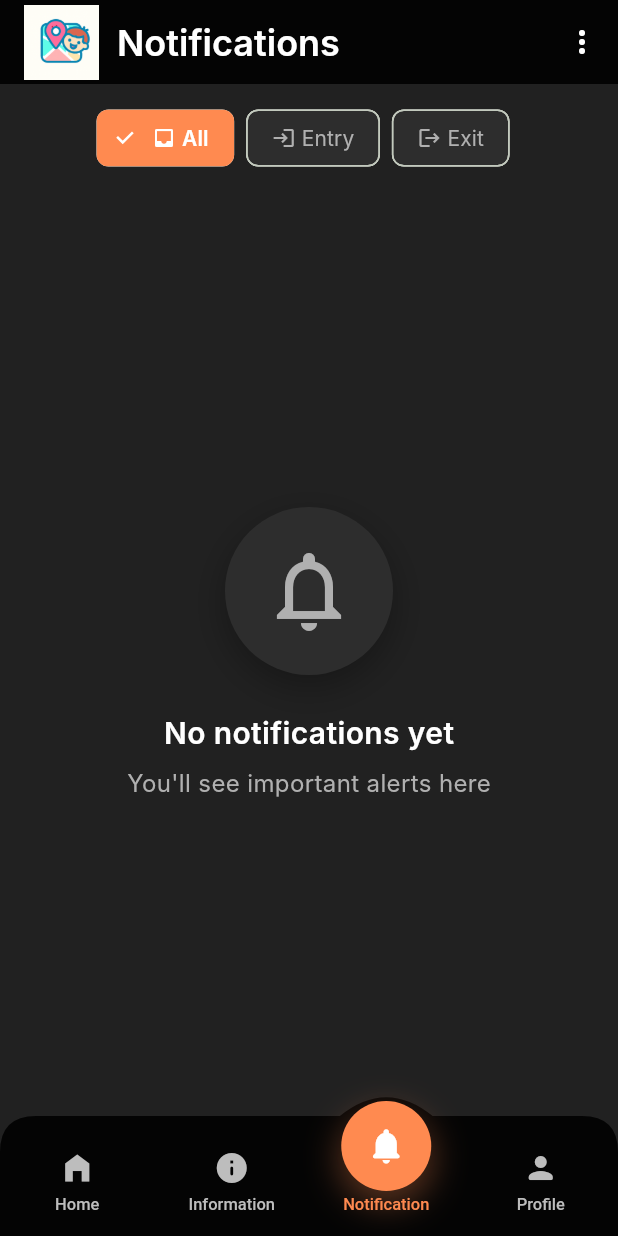
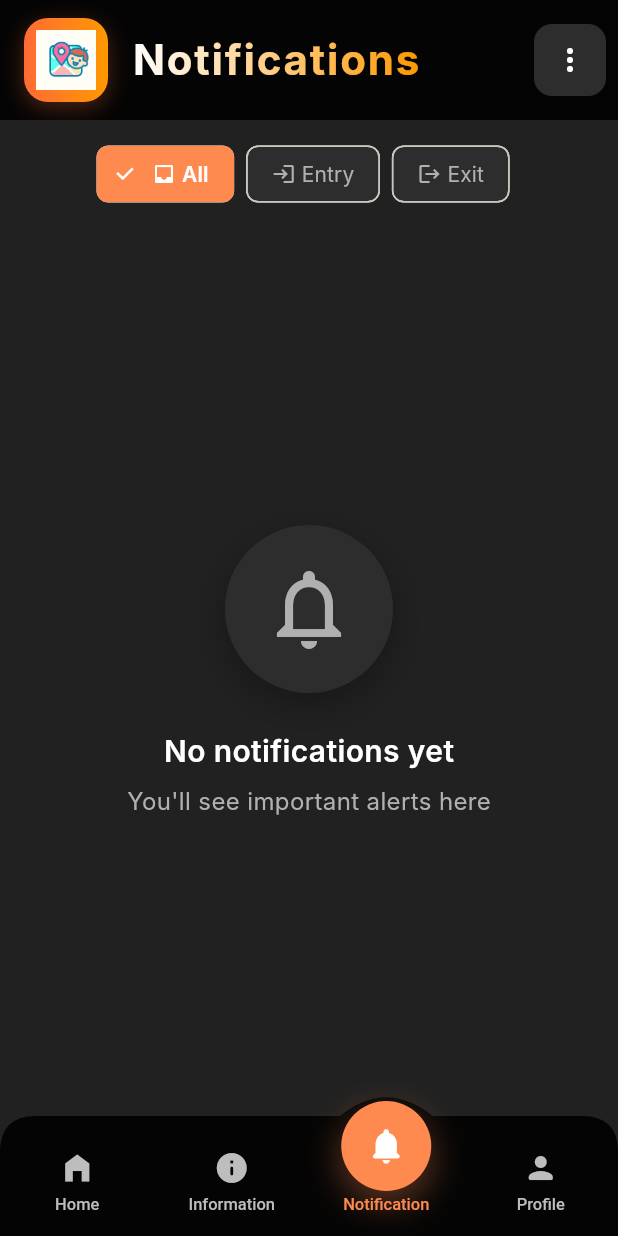
Before and after one commit to reymartjohneva/SafeSpot, a Flutter app: the screen it shows once a user with an empty profile is signed in, swiped to page 3, on a phone screen of 412 x 824 dp. Run offline on Flutter 3.47's test engine with Material 3 defaults, Android fonts, the phone set to English and light mode, and no system bars; our stand-ins replace flutter_map, geolocator, image_picker, latlong2, permission_handler, supabase_flutter; accounts and stored records are empty; network calls fail; Roboto replaces fonts that are missing (Inter).

Commit message:
feat: updated notification app bar

```diff
--- a/lib/screens/notification_components/notification_app_bar.dart
+++ b/lib/screens/notification_components/notification_app_bar.dart
@@ -14,7 +14,7 @@ class NotificationAppBar extends StatelessWidget implements PreferredSizeWidget
   }) : super(key: key);
 
   @override
-  Size get preferredSize => const Size.fromHeight(kToolbarHeight);
+  Size get preferredSize => const Size.fromHeight(80); // Match device UI height
 
   @override
   Widget build(BuildContext context) {
@@ -22,50 +22,127 @@ class NotificationAppBar extends StatelessWidget implements PreferredSizeWidget
       elevation: 0,
       backgroundColor: NotificationColors.darkBackground,
       surfaceTintColor: NotificationColors.darkBackground,
-      title: Row(
+      toolbarHeight: 80, // Increased height for better spacing
+      title: Container(
+        padding: const EdgeInsets.symmetric(vertical: 8),
+        child: Row(
           children: [
-          Image.asset(
+            // App Logo with enhanced styling matching device UI
+            Container(
+              padding: const EdgeInsets.all(8),
+              decoration: BoxDecoration(
+                gradient: const LinearGradient(
+                  colors: [
+                    Color(0xFFFF6B35),
+                    Color(0xFFFF9800),
+                  ],
+                ),
+                borderRadius: BorderRadius.circular(16),
+                boxShadow: [
+                  BoxShadow(
+                    color: const Color(0xFFFF6B35).withOpacity(0.3),
+                    blurRadius: 12,
+                    offset: const Offset(0, 4),
+                  ),
+                ],
+              ),
+              child: Image.asset(
                 'assets/app1_icon.png',
-            height: 50,
-            width: 50,
+                height: 40,
+                width: 40,
                 fit: BoxFit.contain,
+                errorBuilder: (context, error, stackTrace) {
+                  return const Icon(
+                    Icons.notifications_active,
+                    color: Colors.white,
+                    size: 40,
+                  );
+                },
               ),
-          const SizedBox(width: 12),
-          const Text(
+            ),
+            const SizedBox(width: 16), // Increased spacing
+
+            // Title with gradient effect
+            Expanded(
+              child: Row(
+                children: [
+                  ShaderMask(
+                    shaderCallback: (bounds) => const LinearGradient(
+                      colors: [
+                        Colors.white,
+                        Color(0xFFFF9800),
+                      ],
+                    ).createShader(bounds),
+                    child: const Text(
                       'Notifications',
                       style: TextStyle(
-              fontSize: 24,
-              fontWeight: FontWeight.w600,
-              color: NotificationColors.textPrimary,
+                        fontSize: 28,
+                        fontWeight: FontWeight.bold,
+                        color: Colors.white,
+                        letterSpacing: 1.2,
+                      ),
                     ),
                   ),
                   if (unreadCount > 0) ...[
-            const SizedBox(width: 8),
+                    const SizedBox(width: 12),
                     Container(
-              padding: const EdgeInsets.symmetric(horizontal: 8, vertical: 4),
+                      padding: const EdgeInsets.symmetric(horizontal: 10, vertical: 6),
                       decoration: BoxDecoration(
-                color: NotificationColors.primaryOrange,
-                borderRadius: BorderRadius.circular(12),
+                        gradient: const LinearGradient(
+                          colors: [
+                            Color(0xFFFF6B35),
+                            Color(0xFFFF9800),
+                          ],
+                        ),
+                        borderRadius: BorderRadius.circular(16),
+                        boxShadow: [
+                          BoxShadow(
+                            color: const Color(0xFFFF6B35).withOpacity(0.4),
+                            blurRadius: 8,
+                            offset: const Offset(0, 2),
+                          ),
+                        ],
                       ),
                       child: Text(
                         '$unreadCount',
                         style: const TextStyle(
                           color: Colors.white,
-                  fontSize: 12,
+                          fontSize: 13,
                           fontWeight: FontWeight.bold,
+                          letterSpacing: 0.5,
                         ),
                       ),
                     ),
                   ],
                 ],
               ),
+            ),
+          ],
+        ),
+      ),
       actions: [
-        PopupMenuButton<String>(
+        Container(
+          margin: const EdgeInsets.only(right: 8),
+          decoration: BoxDecoration(
+            color: NotificationColors.surfaceColor,
+            borderRadius: BorderRadius.circular(12),
+          ),
+          child: PopupMenuButton<String>(
             icon: const Icon(
-            Icons.more_vert,
+              Icons.more_vert_rounded,
               color: NotificationColors.textPrimary,
+              size: 24,
             ),
             color: NotificationColors.cardBackground,
+            shape: RoundedRectangleBorder(
+              borderRadius: BorderRadius.circular(16),
+              side: BorderSide(
+                color: const Color(0xFF404040),
+                width: 1,
+              ),
+            ),
+            elevation: 8,
+            offset: const Offset(0, 8),
             onSelected: (value) {
               if (value == 'mark_all_read') {
                 onMarkAllAsRead();
@@ -74,34 +151,68 @@ class NotificationAppBar extends StatelessWidget implements PreferredSizeWidget
               }
             },
             itemBuilder: (context) => [
-            const PopupMenuItem(
+              PopupMenuItem(
                 value: 'mark_all_read',
+                height: 48,
                 child: Row(
                   children: [
-                  Icon(Icons.done_all, color: NotificationColors.textPrimary),
-                  SizedBox(width: 8),
-                  Text(
+                    Container(
+                      padding: const EdgeInsets.all(6),
+                      decoration: BoxDecoration(
+                        color: NotificationColors.primaryOrange.withOpacity(0.15),
+                        borderRadius: BorderRadius.circular(8),
+                      ),
+                      child: const Icon(
+                        Icons.done_all_rounded,
+                        color: NotificationColors.primaryOrange,
+                        size: 18,
+                      ),
+                    ),
+                    const SizedBox(width: 12),
+                    const Text(
                       'Mark all as read',
-                    style: TextStyle(color: NotificationColors.textPrimary),
+                      style: TextStyle(
+                        color: NotificationColors.textPrimary,
+                        fontSize: 15,
+                        fontWeight: FontWeight.w500,
+                      ),
                     ),
                   ],
                 ),
               ),
-            const PopupMenuItem(
+              const PopupMenuDivider(height: 1),
+              PopupMenuItem(
                 value: 'delete_old',
+                height: 48,
                 child: Row(
                   children: [
-                  Icon(Icons.delete_sweep, color: NotificationColors.textPrimary),
-                  SizedBox(width: 8),
-                  Text(
+                    Container(
+                      padding: const EdgeInsets.all(6),
+                      decoration: BoxDecoration(
+                        color: Colors.red.withOpacity(0.15),
+                        borderRadius: BorderRadius.circular(8),
+                      ),
+                      child: const Icon(
+                        Icons.delete_sweep_rounded,
+                        color: Colors.red,
+                        size: 18,
+                      ),
+                    ),
+                    const SizedBox(width: 12),
+                    const Text(
                       'Delete old',
-                    style: TextStyle(color: NotificationColors.textPrimary),
+                      style: TextStyle(
+                        color: NotificationColors.textPrimary,
+                        fontSize: 15,
+                        fontWeight: FontWeight.w500,
+                      ),
                     ),
                   ],
                 ),
               ),
             ],
           ),
+        ),
       ],
     );
   }
```
Lines whose indentation alone changed are shown as unchanged.
